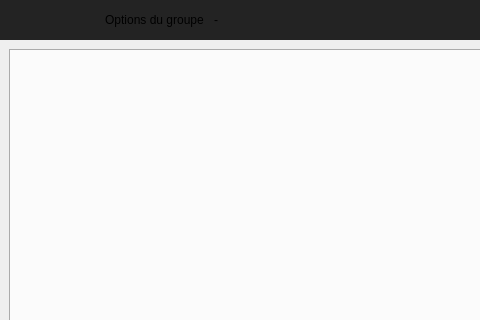
Qt form BotDofus/src/gui/main/accountform.ui (josuesavy/BotDofus) before a commit; both pictures show x 0 to 480 and y 0 to 320 of the 715 by 460 pixel window.
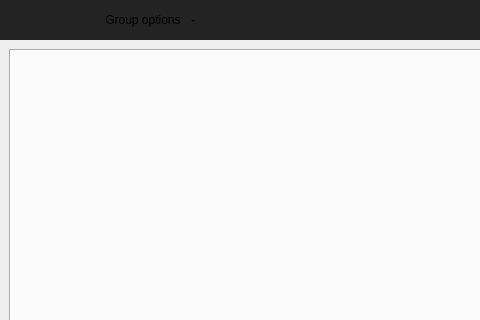
The same form after that commit. Icons and pictures are not drawn.

Patch:
```diff
--- a/BotDofus/src/gui/main/accountform.ui
+++ b/BotDofus/src/gui/main/accountform.ui
@@ -326,7 +326,7 @@
         <item row="0" column="2">
          <widget class="QPushButton" name="pushButtonGroupSettings">
           <property name="text">
-           <string>Options du groupe</string>
+           <string>Group options</string>
           </property>
           <property name="icon">
            <iconset resource="../../../res/resources.qrc">
```
Left out of the diff: 9 changed lines with no effect on the pictures.
